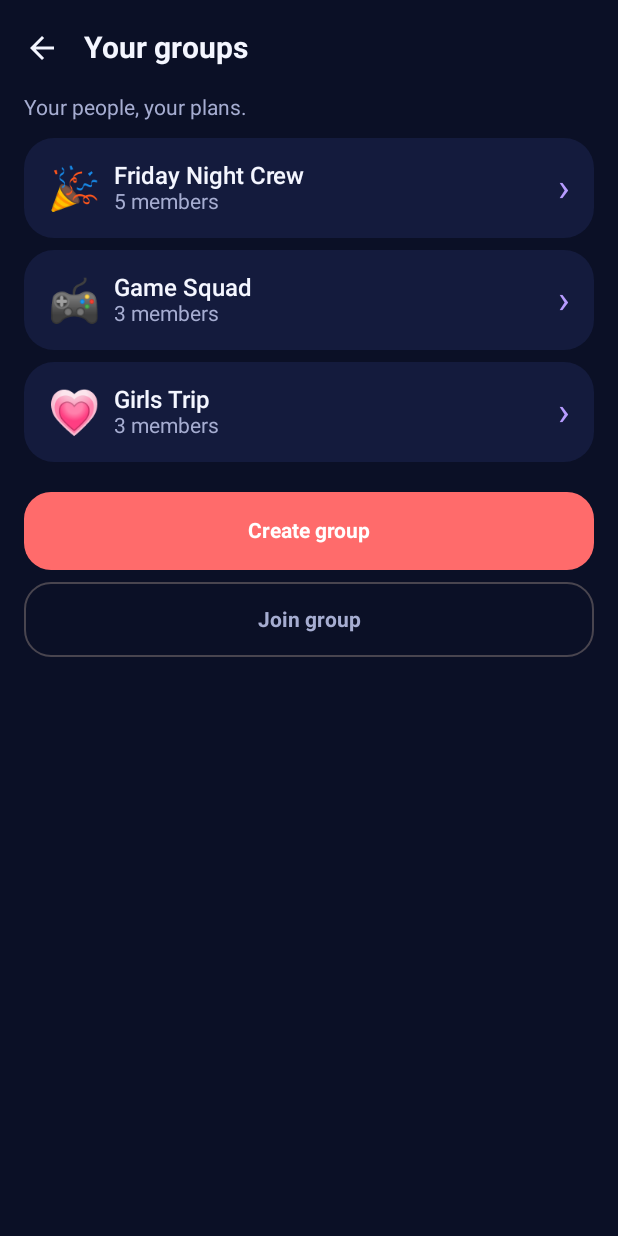
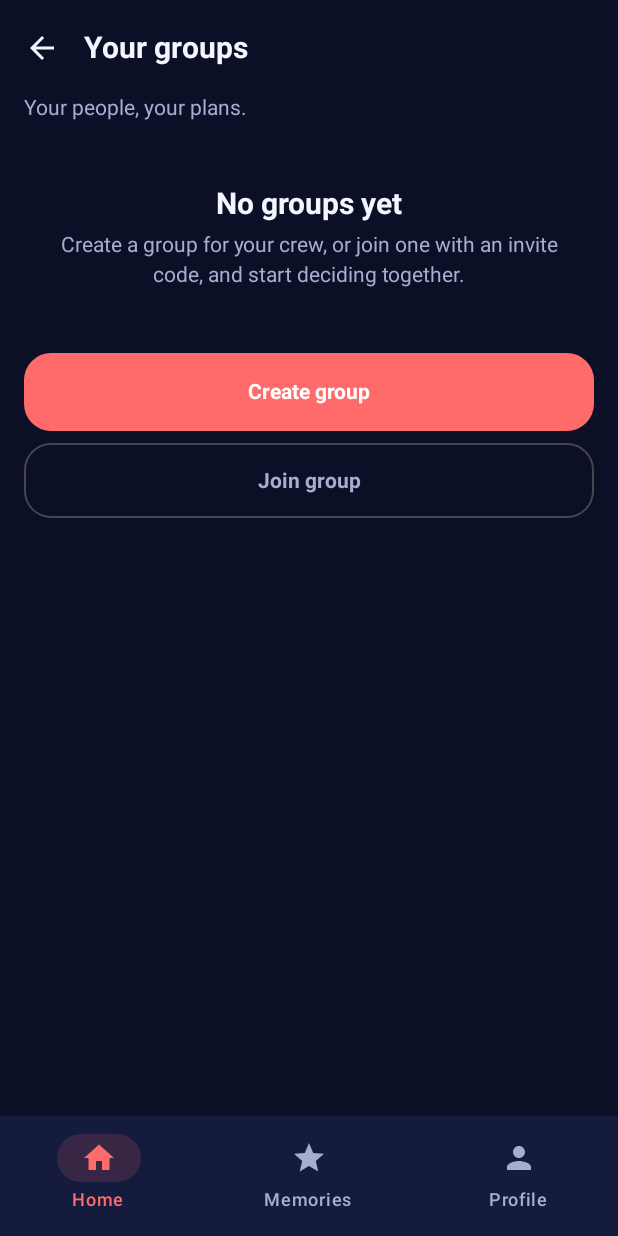
Before and after one commit to BridgetteKgaogelo/VIBE, an Android app built with Jetpack Compose: the HomeScreen screen opened through its navigation route, after a tap on "View all", on a phone screen of 412 x 824 dp. Run offline under Robolectric (Android 15) with nearby library versions, the light colour scheme and no system bars; our stand-ins replace Room's generated code; 1 statement that could not run was skipped.

Commit message:
Start empty and fix the bottom-bar navigation
Two things a reviewer hit straight away: the app opened with other people's groups
already in it, and the bottom bar misbehaved.

Empty start:
* the bundled demo backend no longer seeds groups, ideas, plans, memories or
  notifications - only the demo account, so sign-in still works before registering.
  Everything on screen is what the member created.
* the same for the ASP.NET Core dev seed: member accounts only, no group.
* Home's Decide For Us, Surprise Me and quick actions open the create-group flow
  instead of a dead end while there is no group, and Start decision stays disabled
  until the Vibe List has two ideas.

Navigation bar:
* tab taps now pop back to the Home anchor with launchSingleTop, so Home -> Memories
  -> Profile -> Memories leaves [Home, Memories] behind instead of a pile of duplicates.
* the bar is on every browsing screen - Home, a group, the Vibe List, Memories, a
  memory, the profile and the inbox - with the right area selected, so a group is never
  a place you cannot leave with the bar.
* focused flows (create/join group, add or edit an idea, the vote round, planning,
  settings) hide the bar and keep a back arrow, so a task in progress cannot be
  abandoned with a mis-tap; the shared onSelectTab helper is what every bar now calls.

The clickable prototype follows the same two rules, and its walkthrough test grew from
37 to 67 checks - including that nothing is pre-loaded, that a created group opens with
its invite code, and that a hidden bar stays inert.

Co-authored-by: arena-agent <297053741+arena-agent@users.noreply.github.com>

```diff
--- a/app/src/main/java/com/vibe/app/data/remote/DemoVibeApi.kt
+++ b/app/src/main/java/com/vibe/app/data/remote/DemoVibeApi.kt
@@ -47,12 +47,17 @@ import kotlin.random.Random
  * marker is running against a real HTTPS deployment or without a network at all.
  * Three things make it useful for a demo or a PoE session:
  *
- *  1. it is Room-backed, so the seed data survives process death;
+ *  1. it is Room-backed, so whatever you create survives process death;
  *  2. it refuses what the real API refuses (403 for non-owners, 422 for a round
  *     with fewer than two ideas, 404 for an unknown invite code, 409 for a
  *     duplicate email), which keeps the error paths honest;
  *  3. after your own vote it lets the other members answer, one at a time, so
- *     the participation counter and the auto-close rule can be seen working.
+ *     the participation counter and the auto-close rule can be seen working in a
+ *     group that has more than one member.
+ *
+ * It starts with **no content at all**: no groups, no ideas, no plans, no memories
+ * and no notifications. The only seeded row is the demo account below, so the demo
+ * sign-in works; everything else is created by the member.
  *
  * Passwords are never persisted here either: the demo login simply resolves the
  * account by email, exactly as documented in docs/SETUP.md.
@@ -70,19 +75,18 @@ class DemoVibeApi(
         const val DEMO_DISPLAY_NAME = "Lerato"
         const val DEMO_EMAIL = "lerato@vibe.app"
         const val SIMULATED_VOTE_DELAY_MS = 1_600L
-        private const val DAY_MILLIS = 24L * 60L * 60L * 1000L
         private const val ROUND_DEADLINE_HOURS = 24L
     }
 
-    private val seedLock = Mutex()
+    private val accountLock = Mutex()
 
     @Volatile
-    private var seeded = false
+    private var demoAccountReady = false
 
     // ------------------------------------------------------------- auth
 
     override suspend fun register(body: RegisterRequest): AuthResponse {
-        ensureSeeded()
+        ensureDemoAccount()
         val email = body.email.trim().lowercase(Locale.ROOT)
         if (db.userDao().byEmail(email) != null) {
             throw httpError(409, "An account already exists for this email.")
@@ -107,7 +111,7 @@ class DemoVibeApi(
     }
 
     override suspend fun login(body: LoginRequest): AuthResponse {
-        ensureSeeded()
+        ensureDemoAccount()
         val email = body.email.trim().lowercase(Locale.ROOT)
         val user = db.userDao().byEmail(email)
             ?: throw httpError(401, "Email or password is incorrect.")
@@ -115,7 +119,7 @@ class DemoVibeApi(
     }
 
     override suspend fun googleSignIn(body: GoogleAuthRequest): AuthResponse {
-        ensureSeeded()
+        ensureDemoAccount()
         // A real deployment posts the ID token to Google's tokeninfo endpoint and
         // checks aud/iss/exp before issuing a VIBE session (see API docs).
         val user = db.userDao().byId(DEMO_USER_ID) ?: throw httpError(401, "Google sign-in failed.")
@@ -123,7 +127,7 @@ class DemoVibeApi(
     }
 
     override suspend fun refresh(body: RefreshRequest): AuthResponse {
-        ensureSeeded()
+        ensureDemoAccount()
         val user = db.userDao().byId(DEMO_USER_ID) ?: throw httpError(401, "Session expired.")
         return authResponse(user)
     }
@@ -158,7 +162,7 @@ class DemoVibeApi(
     // ------------------------------------------------------------ groups
 
     override suspend fun groups(): List<GroupDto> {
-        ensureSeeded()
+        ensureDemoAccount()
         val userId = currentUser().id
         val memberships = db.groupDao().membershipsOf(userId).map { it.groupId }.toSet()
         return db.groupDao().all()
@@ -168,14 +172,14 @@ class DemoVibeApi(
     }
 
     override suspend fun group(groupId: String): GroupDto {
-        ensureSeeded()
+        ensureDemoAccount()
         val userId = currentUser().id
         val entity = db.groupDao().byId(groupId) ?: throw httpError(404, "Group not found.")
         return groupDto(entity, userId)
     }
 
     override suspend fun createGroup(body: CreateGroupRequest): GroupDto {
-        ensureSeeded()
+        ensureDemoAccount()
         val userId = currentUser().id
         val now = time.nowMillis()
         val groupId = body.clientId?.takeIf { it.isNotBlank() } ?: Ids.newId()
@@ -210,7 +214,7 @@ class DemoVibeApi(
     }
 
     override suspend fun joinGroup(body: JoinGroupRequest): GroupDto {
-        ensureSeeded()
+        ensureDemoAccount()
         val userId = currentUser().id
         val code = InviteCode.normalise(body.inviteCode)
         if (!InviteCode.isValid(code)) throw httpError(404, "That invite code does not match a group.")
@@ -244,7 +248,7 @@ class DemoVibeApi(
     }
 
     override suspend fun leaveGroup(groupId: String): Response<Unit> {
-        ensureSeeded()
+        ensureDemoAccount()
         val userId = currentUser().id
         val entity = db.groupDao().byId(groupId) ?: throw httpError(404, "Group not found.")
         if (entity.ownerId == userId) {
@@ -258,20 +262,20 @@ class DemoVibeApi(
     // -------------------------------------------------------- activities
 
     override suspend fun activities(groupId: String): List<ActivityDto> {
-        ensureSeeded()
+        ensureDemoAccount()
         return db.activityDao().byGroup(groupId)
             .sortedByDescending { it.createdAt }
             .map { it.toDto() }
     }
 
     override suspend fun myActivities(): List<ActivityDto> {
-        ensureSeeded()
+        ensureDemoAccount()
         val userId = currentUser().id
         return db.activityDao().mine(userId).map { it.toDto() }
     }
 
     override suspend fun addActivity(groupId: String, body: UpsertActivityRequest): ActivityDto {
-        ensureSeeded()
+        ensureDemoAccount()
         val user = currentUser()
         val now = time.nowMillis()
         val entity = ActivityEntity(
@@ -302,7 +306,7 @@ class DemoVibeApi(
     }
 
     override suspend fun updateActivity(activityId: String, body: UpsertActivityRequest): ActivityDto {
-        ensureSeeded()
+        ensureDemoAccount()
         val existing = db.activityDao().byId(activityId) ?: throw httpError(404, "Activity not found.")
         val updated = existing.copy(
             title = body.title.trim(),
@@ -316,7 +320,7 @@ class DemoVibeApi(
     }
 
     override suspend fun deleteActivity(activityId: String): Response<Unit> {
-        ensureSeeded()
+        ensureDemoAccount()
         db.activityDao().delete(activityId)
         return Response.success(Unit)
     }
@@ -324,7 +328,7 @@ class DemoVibeApi(
     // --------------------------------------------------------- decisions
 
     override suspend fun startDecision(groupId: String, body: StartDecisionRequest): DecisionDto {
-        ensureSeeded()
+        ensureDemoAccount()
         val user = currentUser()
         val group = db.groupDao().byId(groupId) ?: throw httpError(404, "Group not found.")
         if (group.ownerId != user.id) throw httpError(403, "Only the group owner can start a round.")
@@ -363,13 +367,13 @@ class DemoVibeApi(
     }
 
     override suspend fun decision(decisionId: String): DecisionDto {
-        ensureSeeded()
+        ensureDemoAccount()
         val entity = db.decisionDao().byId(decisionId) ?: throw httpError(404, "Decision not found.")
         return decisionDto(entity)
     }
 
     override suspend fun castVote(decisionId: String, body: CastVoteRequest): VoteAckDto {
-        ensureSeeded()
+        ensureDemoAccount()
         val user = currentUser()
         val decision = db.decisionDao().byId(decisionId) ?: throw httpError(404, "Decision not found.")
         if (decision.state != DecisionState.OPEN.name) {
@@ -397,14 +401,14 @@ class DemoVibeApi(
     }
 
     override suspend fun closeDecision(decisionId: String): DecisionDto {
-        ensureSeeded()
+        ensureDemoAccount()
         val decision = db.decisionDao().byId(decisionId) ?: throw httpError(404, "Decision not found.")
         val settled = settle(decision)
         return decisionDto(settled)
     }
 
     override suspend fun surprise(decisionId: String, body: SurpriseRequest): ActivityDto {
-        ensureSeeded()
+        ensureDemoAccount()
         val decision = db.decisionDao().byId(decisionId) ?: throw httpError(404, "Decision not found.")
         val candidates = db.activityDao().byGroup(decision.groupId).map { it.toDomainIdea() }
         val pick = DecisionEngine.surpriseMe(candidates, body.rejectedIds.toSet())
@@ -415,12 +419,12 @@ class DemoVibeApi(
     // -------------------------------------------------------------- plans
 
     override suspend fun plans(groupId: String): List<PlanDto> {
-        ensureSeeded()
+        ensureDemoAccount()
         return db.planDao().observeByGroup(groupId).firstValue().map { it.toDto() }
     }
 
     override suspend fun savePlan(body: SavePlanRequest): PlanDto {
-        ensureSeeded()
+        ensureDemoAccount()
         val user = currentUser()
         val activity = db.activityDao().byId(body.activityId) ?: throw httpError(404, "Activity not found.")
         val existing = db.planDao().latestForActivity(body.activityId)
@@ -439,7 +443,7 @@ class DemoVibeApi(
     }
 
     override suspend fun completePlan(planId: String, body: CompletePlanRequest): MemoryDto {
-        ensureSeeded()
+        ensureDemoAccount()
         val user = currentUser()
         val plan = db.planDao().byId(planId) ?: throw httpError(404, "Plan not found.")
         db.planDao().upsert(plan.copy(completed = true))
@@ -470,14 +474,14 @@ class DemoVibeApi(
     }
 
     override suspend fun memories(groupId: String): List<MemoryDto> {
-        ensureSeeded()
+        ensureDemoAccount()
         return db.memoryDao().observeByGroup(groupId).firstValue().map { it.toDto() }
     }
 
     // ------------------------------------------- notifications and devices
 
     override suspend fun notifications(): List<NotificationDto> {
-        ensureSeeded()
+        ensureDemoAccount()
         val userId = currentUser().id
         return db.notificationDao().observeAll().firstValue()
             .filter { it.userId == userId }
@@ -802,259 +806,23 @@ class DemoVibeApi(
     private fun usernameFrom(email: String): String =
         email.substringBefore('@').filter { it.isLetterOrDigit() }.lowercase(Locale.ROOT).ifBlank { "viber" }
 
-    // ------------------------------------------------------------- seeding
+    // ------------------------------------------------------- demo account
 
-    private suspend fun ensureSeeded() {
-        if (seeded) return
-        seedLock.withLock {
-            if (seeded) return
-            if (db.groupDao().all().isEmpty()) {
-                seedDemoData()
-            } else if (db.userDao().byId(DEMO_USER_ID) == null) {
+    /**
+     * The bundled backend starts empty: the only thing it makes sure of is that the
+     * demo account exists, so "log in as lerato@vibe.app" works before registration.
+     * Groups, ideas, plans, memories and notifications are never created here - the
+     * member creates them, and they live in RoomDB exactly like the real API's rows.
+     */
+    private suspend fun ensureDemoAccount() {
+        if (demoAccountReady) return
+        accountLock.withLock {
+            if (demoAccountReady) return
+            if (db.userDao().byId(DEMO_USER_ID) == null) {
                 db.userDao().upsert(demoUserEntity())
             }
-            seeded = true
+            demoAccountReady = true
         }
-    }
-
-    private suspend fun seedDemoData() {
-        val now = time.nowMillis()
-        val day = DAY_MILLIS
-
-        db.userDao().upsert(demoUserEntity())
-        db.userDao().upsert(
-            UserEntity(
-                id = "u-thandi",
-                displayName = "Thandi",
-                username = "thandi",
-                email = "thandi@vibe.app",
-                language = "zu",
-                themeMode = "DARK",
-                notificationsEnabled = true,
-                privacyMembersOnly = true,
-                photoUri = null,
-                createdAt = now - 60 * day,
-            ),
-        )
-
-        suspend fun seedGroup(
-            id: String,
-            name: String,
-            icon: String,
-            code: String,
-            ownerId: String,
-            ownerName: String,
-            memberNames: List<Pair<String, String>>,
-            activities: List<Triple<String, String, String>>,
-        ) {
-            db.groupDao().upsert(
-                GroupEntity(
-                    id = id,
-                    name = name,
-                    icon = icon,
-                    inviteCode = code,
-                    ownerId = ownerId,
-                    createdAt = now - 30 * day,
-                    role = GroupRole.MEMBER.name,
-                    memberCount = memberNames.size + 1,
-                    activityCount = activities.size,
-                    syncState = SyncState.SYNCED.name,
-                    cachedAt = now,
-                ),
-            )
-            val members = buildList {
-                add(
-                    GroupMemberEntity(
-                        groupId = id,
-                        userId = ownerId,
-                        displayName = ownerName,
-                        role = GroupRole.OWNER.name,
-                        photoUri = null,
-                        joinedAt = now - 30 * day,
-                    ),
-                )
-                memberNames.forEachIndexed { index, (userId, displayName) ->
-                    add(
-                        GroupMemberEntity(
-                            groupId = id,
-                            userId = userId,
-                            displayName = displayName,
-                            role = GroupRole.MEMBER.name,
-                            photoUri = null,
-                            joinedAt = now - (25 - index) * day,
-                        ),
-                    )
-                }
-            }
-            db.groupDao().upsertMembers(members)
-            activities.forEachIndexed { index, (title, iconEmoji, creatorId) ->
-                val creator = members.firstOrNull { it.userId == creatorId }
-                db.activityDao().upsert(
-                    ActivityEntity(
-                        id = "act-$id-$index",
-                        groupId = id,
-                        title = title,
-                        description = "",
-                        icon = iconEmoji,
-                        status = ActivityStatus.SUGGESTED.name,
-                        createdBy = creatorId,
-                        createdByName = creator?.displayName ?: DEMO_DISPLAY_NAME,
-                        createdAt = now - (10 - index.coerceAtMost(9)) * day,
-                        favourite = index == 0,
-                        yesVotes = 0,
-                        participantCount = 0,
-                        syncState = SyncState.SYNCED.name,
-                    ),
-                )
-            }
-        }
-
-        seedGroup(
-            id = "g-friday",
-            name = "Friday Night Crew",
-            icon = "🎉",
-            code = "FRYDAY",
-            ownerId = DEMO_USER_ID,
-            ownerName = DEMO_DISPLAY_NAME,
-            memberNames = listOf("u-thandi" to "Thandi", "u-sipho" to "Sipho", "u-naledi" to "Naledi", "u-kyle" to "Kyle"),
-            activities = listOf(
-                Triple("Go for pizza", "🍕", "u-thandi"),
-                Triple("Bowling night", "🎳", "u-sipho"),
-                Triple("Movie marathon", "🍿", "u-naledi"),
-                Triple("Braai at the beach", "🏖️", DEMO_USER_ID),
-            ),
-        )
-        seedGroup(
-            id = "g-girls",
-            name = "Girls Trip",
-            icon = "💗",
-            code = "TRPS24",
-            ownerId = "u-thandi",
-            ownerName = "Thandi",
-            memberNames = listOf("u-naledi" to "Naledi", "u-zanele" to "Zanele"),
-            activities = listOf(
-                Triple("Road trip to Durban", "🚗", "u-thandi"),
-                Triple("Spa morning", "☕", "u-naledi"),
-            ),
-        )
-        seedGroup(
-            id = "g-game",
-            name = "Game Squad",
-            icon = "🎮",
-            code = "SQUAD7",
-            ownerId = DEMO_USER_ID,
-            ownerName = DEMO_DISPLAY_NAME,
-            memberNames = listOf("u-kyle" to "Kyle", "u-sipho" to "Sipho"),
-            activities = listOf(
-                Triple("FIFA tournament", "🎮", DEMO_USER_ID),
-                Triple("Pizza and board games", "🍕", "u-kyle"),
-            ),
-        )
-
-        // One finished plan with a memory, so Memories and the profile statistics
-        // are not empty on a first run.
-        db.planDao().upsert(
-            PlanEntity(
-                id = "plan-game-1",
-                groupId = "g-game",
-                activityId = "act-g-game-0",
-                activityTitle = "FIFA tournament",
-                activityIcon = "🎮",
-                scheduledAtEpochMillis = now - 12 * day,
-                completed = true,
-                createdBy = DEMO_USER_ID,
-            ),
-        )
-        db.memoryDao().upsert(
-            MemoryEntity(
-                id = "mem-game-1",
-                groupId = "g-game",
-                planId = "plan-game-1",
-                activityId = "act-g-game-0",
-                activityTitle = "FIFA tournament",
-                activityIcon = "🎮",
-                completedAtEpochMillis = now - 12 * day,
-                caption = "Kyle finally lost a final. Rematch loading.",
-                rating = 5,
-                photoUrisCsv = "",
-                createdBy = "u-kyle",
-                syncState = SyncState.SYNCED.name,
-            ),
-        )
-        db.activityDao().updateStatus("act-g-game-0", ActivityStatus.COMPLETED.name)
-        db.memoryDao().upsert(
-            MemoryEntity(
-                id = "mem-friday-1",
-                groupId = "g-friday",
-                planId = "plan-friday-1",
-                activityId = "act-g-friday-2",
-                activityTitle = "Movie marathon",
-                activityIcon = "🍿",
-                completedAtEpochMillis = now - 21 * day,
-                caption = "Third row, extra popcorn, nobody agreed on the last film.",
-                rating = 4,
-                photoUrisCsv = "",
-                createdBy = "u-naledi",
-                syncState = SyncState.SYNCED.name,
-            ),
-        )
-        db.planDao().upsert(
-            PlanEntity(
-                id = "plan-friday-1",
-                groupId = "g-friday",
-                activityId = "act-g-friday-2",
-                activityTitle = "Movie marathon",
-                activityIcon = "🍿",
-                scheduledAtEpochMillis = now - 21 * day,
-                completed = true,
-                createdBy = "u-naledi",
-            ),
-        )
-
-        db.notificationDao().upsert(
-            listOf(
-                NotificationEntity(
-                    id = "notif-1",
-                    userId = DEMO_USER_ID,
-                    title = "Thandi added you to Girls Trip",
-                    body = "Tap to see the Vibe List.",
-                    type = NotificationType.INVITE.name,
-                    read = false,
-                    createdAt = now - 2 * day,
-                    groupId = "g-girls",
-                ),
-                NotificationEntity(
-                    id = "notif-2",
-                    userId = DEMO_USER_ID,
-                    title = "Sipho added Bowling night",
-                    body = "Friday Night Crew has a new idea.",
-                    type = NotificationType.NEW_ACTIVITY.name,
-                    read = false,
-                    createdAt = now - day,
-                    groupId = "g-friday",
-                ),
-                NotificationEntity(
-                    id = "notif-3",
-                    userId = DEMO_USER_ID,
-                    title = "Vote closes tonight",
-                    body = "Friday Night Crew is waiting for your YES or NO.",
-                    type = NotificationType.DEADLINE.name,
-                    read = true,
-                    createdAt = now - 6 * 60L * 60L * 1000L,
-                    groupId = "g-friday",
-                ),
-                NotificationEntity(
-                    id = "notif-4",
-                    userId = DEMO_USER_ID,
-                    title = "Winner: FIFA tournament",
-                    body = "Saved to Memories with a 5/5 rating.",
-                    type = NotificationType.WINNER.name,
-                    read = true,
-                    createdAt = now - 12 * day,
-                    groupId = "g-game",
-                ),
-            ),
-        )
     }
 }
 
--- a/app/src/main/java/com/vibe/app/ui/screens/GroupScreens.kt
+++ b/app/src/main/java/com/vibe/app/ui/screens/GroupScreens.kt
@@ -67,6 +67,9 @@ import com.vibe.app.ui.components.SecondaryButton
 import com.vibe.app.ui.components.SectionHeader
 import com.vibe.app.ui.components.VibeCard
 import com.vibe.app.ui.components.VibeTopBar
+import com.vibe.app.ui.components.VibeBottomBar
+import com.vibe.app.ui.components.VibeTab
+import com.vibe.app.ui.components.onSelectTab
 import com.vibe.app.ui.theme.VibeCoral
 import com.vibe.app.ui.theme.VibeLilac
 import com.vibe.app.ui.theme.VibeMint
@@ -170,6 +173,9 @@ fun GroupsScreen(
     onBack: () -> Unit,
     onCreateGroup: () -> Unit,
     onJoinGroup: () -> Unit,
+    onHome: () -> Unit,
+    onMemories: () -> Unit,
+    onProfile: () -> Unit,
 ) {
     val viewModel = vibeViewModel {
         GroupViewModel(it.groupRepository, it.activityRepository, it.decisionRepository)
@@ -179,6 +185,12 @@ fun GroupsScreen(
     Scaffold(
         containerColor = MaterialTheme.colorScheme.background,
         topBar = { VibeTopBar(title = stringResource(R.string.groups_title), onBack = onBack) },
+        bottomBar = {
+            VibeBottomBar(
+                selected = VibeTab.HOME,
+                onSelect = { tab -> onSelectTab(tab, onHome, onMemories, onProfile) },
+            )
+        },
     ) { padding ->
         LazyColumn(
             modifier = Modifier.fillMaxSize().padding(padding).padding(horizontal = 16.dp),
@@ -416,6 +428,9 @@ fun GroupDetailScreen(
     onAddActivity: (String) -> Unit,
     onVote: (String) -> Unit,
     onPlan: (String) -> Unit,
+    onHome: () -> Unit,
+    onMemories: () -> Unit,
+    onProfile: () -> Unit,
 ) {
     val viewModel = vibeViewModel {
         GroupViewModel(it.groupRepository, it.activityRepository, it.decisionRepository)
@@ -432,6 +447,12 @@ fun GroupDetailScreen(
             VibeTopBar(
                 title = group?.name ?: stringResource(R.string.group_vibe_list),
                 onBack = onBack,
+            )
+        },
+        bottomBar = {
+            VibeBottomBar(
+                selected = VibeTab.HOME,
+                onSelect = { tab -> onSelectTab(tab, onHome, onMemories, onProfile) },
             )
         },
         floatingActionButton = {
--- a/app/src/main/java/com/vibe/app/ui/screens/HomeScreen.kt
+++ b/app/src/main/java/com/vibe/app/ui/screens/HomeScreen.kt
@@ -131,6 +131,10 @@ fun HomeScreen(
 
     var quickActionsOpen by remember { mutableStateOf(false) }
 
+    // Nothing to decide, surprise or plan until the member has a group, so the entry
+    // points that need one open the create-group flow instead of a dead end.
+    val hasGroups = groups.isNotEmpty()
+
     Scaffold(
         containerColor = MaterialTheme.colorScheme.background,
         bottomBar = {
@@ -187,7 +191,7 @@ fun HomeScreen(
             item {
                 VibeCard(
                     containerColor = VibeCoral,
-                    onClick = onDecideForUs,
+                    onClick = { if (hasGroups) onDecideForUs() else onCreateGroup() },
                 ) {
                     Row(verticalAlignment = Alignment.CenterVertically) {
                         Text(text = "🗳️", fontSize = 28.sp, modifier = Modifier.padding(end = 12.dp))
@@ -274,7 +278,7 @@ fun HomeScreen(
                     title = stringResource(R.string.quick_decide_title),
                     body = stringResource(R.string.quick_decide_body),
                     accent = VibeLilac,
-                    onClick = onDecideForUs,
+                    onClick = { if (hasGroups) onDecideForUs() else onCreateGroup() },
                 )
             }
             item {
@@ -283,7 +287,9 @@ fun HomeScreen(
                     title = stringResource(R.string.quick_surprise_title),
                     body = stringResource(R.string.quick_surprise_body),
                     accent = VibeMint,
-                    onClick = { groups.firstOrNull()?.let { onSurpriseMe(it.id) } },
+                    onClick = {
+                        if (hasGroups) groups.firstOrNull()?.let { onSurpriseMe(it.id) } else onCreateGroup()
+                    },
                 )
             }
             item {
@@ -308,7 +314,7 @@ fun HomeScreen(
                 Column {
                     QuickActionRow("➕", stringResource(R.string.quick_add_title)) {
                         quickActionsOpen = false
-                        onOpenActivities()
+                        if (hasGroups) onOpenActivities() else onCreateGroup()
                     }
                     QuickActionRow("👥", stringResource(R.string.quick_create_group_title)) {
                         quickActionsOpen = false
@@ -316,11 +322,11 @@ fun HomeScreen(
                     }
                     QuickActionRow("🗳️", stringResource(R.string.quick_start_decision_title)) {
                         quickActionsOpen = false
-                        groups.firstOrNull()?.let { onStartDecision(it.id) }
+                        if (hasGroups) groups.firstOrNull()?.let { onStartDecision(it.id) } else onCreateGroup()
                     }
                     QuickActionRow("🎲", stringResource(R.string.quick_surprise_title)) {
                         quickActionsOpen = false
-                        groups.firstOrNull()?.let { onSurpriseMe(it.id) }
+                        if (hasGroups) groups.firstOrNull()?.let { onSurpriseMe(it.id) } else onCreateGroup()
                     }
                 }
             },
```
Also changed, not shown: app/src/main/java/com/vibe/app/ui/components/VibeComponents.kt (+21 -0 lines), app/src/main/java/com/vibe/app/ui/navigation/VibeNavHost.kt (+39 -8 lines), app/src/main/java/com/vibe/app/ui/screens/ActivityScreens.kt (+12 -0 lines), app/src/main/java/com/vibe/app/ui/screens/PlanMemoryScreens.kt (+16 -3 lines), app/src/main/java/com/vibe/app/ui/screens/ProfileScreens.kt (+15 -3 lines), 6 other files.
